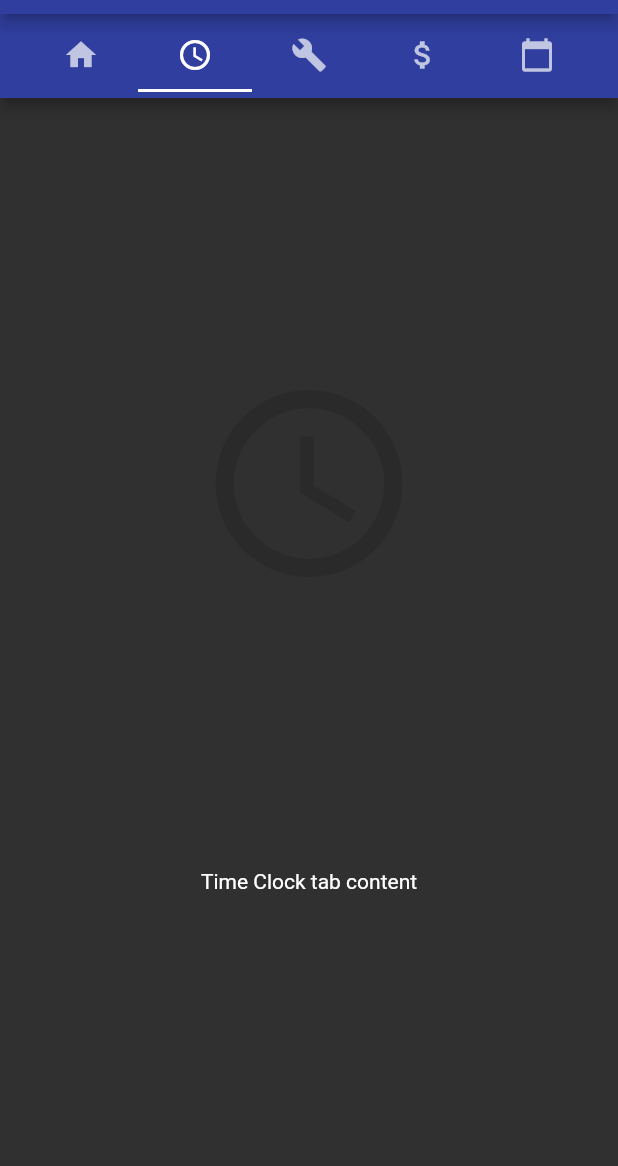
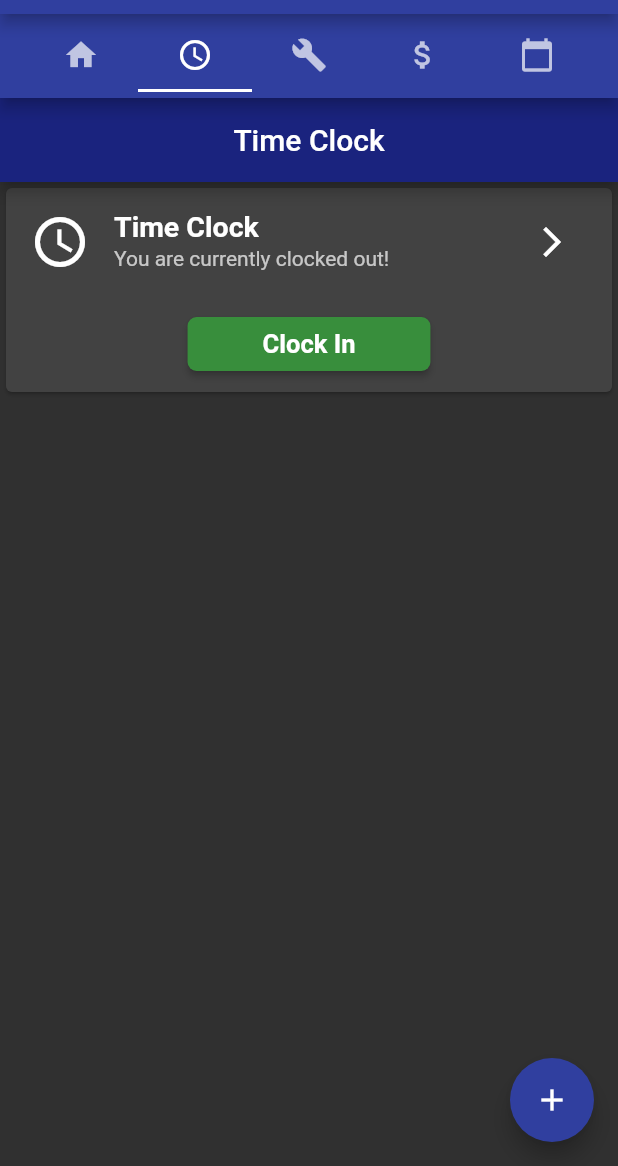
Before and after one commit to RyanKlatt/driver-manager-flutter, a Flutter app: the screen it shows after launch, tab 2 chosen, on a phone screen of 412 x 824 dp, the part 70-1236 px from its top. Run offline on Flutter 3.47's test engine with Material 2 defaults, Android fonts, the phone set to English and light mode, and no system bars; our stand-ins replace dynamic_theme.

Commit message:
working on changing theme colors dynamically

```diff
--- a/lib/main.dart
+++ b/lib/main.dart
@@ -1,4 +1,6 @@
 import 'package:flutter/material.dart';
+import 'package:dynamic_theme/dynamic_theme.dart';
+
 import 'pages/home_page.dart';
 import 'pages/time_clock.dart';
 import 'pages/calendar.dart';
@@ -11,28 +13,54 @@ class DriverManager extends StatelessWidget {
   // This widget is the root of your application.
   @override
   Widget build(BuildContext context) {
-    return new MaterialApp(
-      title: 'Driver Manager',
-      theme: new ThemeData(
-        primaryColor: Colors.indigo[700],
-        accentColor: Colors.grey[800],
-        brightness: Brightness.dark
-      ),
-      home: MyHomePage(title: "Driver Manager"),
-    );
+    return new DynamicTheme(
+        defaultBrightness: Brightness.dark,
+        data: (brightness) => new ThemeData(
+              primaryColor: Colors.indigo[700],
+              accentColor: Colors.grey[800],
+              primaryColorDark: Colors.indigo[900],
+              brightness: brightness,
+            ),
+        themedWidgetBuilder: (context, theme) {
+          return new MaterialApp(
+            title: 'Driver Manager',
+            theme: theme,
+            home: new MyHomePage(title: 'Driver Manager'),
+          );
+        });
   }
 }
 
-class MyHomePage extends StatelessWidget {
+class MyHomePage extends StatefulWidget {
   final String title;
 
   MyHomePage({Key key, this.title}) : super(key: key);
 
   @override
+  State<StatefulWidget> createState() {
+    // TODO: implement createState
+    return _AppHomeState();
+  }
+}
+
+class _AppHomeState extends State<MyHomePage> {
+  @override
   Widget build(BuildContext context) {
+    void changeColor() {
+      DynamicTheme.of(context).setThemeData(new ThemeData(
+          accentColor: Theme.of(context).accentColor == Colors.white
+              ? Colors.grey[800]
+              : Colors.white,
+          brightness: Theme.of(context).brightness == Brightness.light
+              ? Brightness.dark
+              : Brightness.light,
+          primaryColor: Colors.indigo[700],
+          primaryColorDark: Colors.indigo[900]));
+    }
+
     return Scaffold(
         appBar: new AppBar(
-          title: Text(title),
+          title: Text(widget.title),
           centerTitle: true,
         ),
         drawer: Drawer(
@@ -43,8 +71,10 @@ class MyHomePage extends StatelessWidget {
                   "Ryan Klatt",
                   textAlign: TextAlign.justify,
                   textScaleFactor: 2.0,
+                  style: new TextStyle(color: Colors.white),
                 ),
-                decoration: BoxDecoration(color: Theme.of(context).primaryColor),
+                decoration:
+                    BoxDecoration(color: Theme.of(context).primaryColor),
               ),
               ListTile(
                 title: Text("Profile"),
@@ -57,7 +87,7 @@ class MyHomePage extends StatelessWidget {
                 title: Text("Settings"),
                 leading: Icon(Icons.settings),
                 onTap: () {
-                  Navigator.pop(context);
+                  changeColor();
                 },
               ),
               ListTile(
--- a/lib/pages/home_page.dart
+++ b/lib/pages/home_page.dart
@@ -1,41 +1,61 @@
 import 'package:flutter/material.dart';
 
-class Home extends StatelessWidget {
+class Home extends StatefulWidget {
   @override
-  Widget build(BuildContext context) => new ListView (
-    children: [Card(
+  State<StatefulWidget> createState() {
+    // TODO: implement createState
+    return _HomeState();
+  }
+}
+
+class _HomeState extends State<Home> {
+  @override
+  Widget build(BuildContext context) => new ListView(
+        children: [
+          Card(
             color: Theme.of(context).accentColor,
             child: new Column(
               mainAxisSize: MainAxisSize.min,
               children: <Widget>[
                 new ListTile(
-            onTap: (){
+                  onTap: () {
                     print('hello');
                   },
-            leading: Icon(Icons.access_time, size: 40.0,),
+                  leading: Icon(
+                    Icons.access_time,
+                    size: 40.0,
+                  ),
                   trailing: IconButton(
                     icon: Icon(Icons.arrow_forward_ios),
                     onPressed: () {
                       print('hello');
                     },
                   ),
-            title: Text('Time Clock',
-            style: new TextStyle(fontSize: 19.0, fontWeight: FontWeight.bold),),
+                  title: Text(
+                    'Time Clock',
+                    style: new TextStyle(
+                        fontSize: 19.0, fontWeight: FontWeight.bold),
+                  ),
                   subtitle: Text('You are currently clocked out!'),
                 ),
-          new ButtonTheme.bar( // make buttons use the appropriate styles for cards
+                new ButtonTheme.bar(
+                  // make buttons use the appropriate styles for cards
                   child: new ButtonBar(
                     alignment: MainAxisAlignment.center,
                     children: <Widget>[
                       new RaisedButton(
-                  child: new Text('Clock In',
-                  style: new TextStyle(fontWeight: FontWeight.bold, fontSize: 17.0),),
+                        child: new Text(
+                          'Clock In',
+                          style: new TextStyle(
+                              fontWeight: FontWeight.bold, fontSize: 17.0),
+                        ),
                         textColor: Colors.white,
                         color: Colors.green[700],
                         splashColor: Colors.green,
                         padding: EdgeInsets.symmetric(horizontal: 50.0),
-                  shape: RoundedRectangleBorder(borderRadius: BorderRadius.circular(6.0)),
-                  onPressed: () { /* ... */ },
+                        shape: RoundedRectangleBorder(
+                            borderRadius: BorderRadius.circular(6.0)),
+                        onPressed: () {/* ... */},
                       ),
                     ],
                   ),
@@ -49,33 +69,44 @@ class Home extends StatelessWidget {
               mainAxisSize: MainAxisSize.min,
               children: <Widget>[
                 new ListTile(
-            onTap: (){
+                  onTap: () {
                     print('hello');
                   },
-            leading: Icon(Icons.build, size: 40.0,),
+                  leading: Icon(
+                    Icons.build,
+                    size: 40.0,
+                  ),
                   trailing: IconButton(
                     icon: Icon(Icons.arrow_forward_ios),
                     onPressed: () {
                       print('hello');
                     },
                   ),
-            title: new Text('Maintenance',
-            style: new TextStyle(fontSize: 19.0, fontWeight: FontWeight.bold),),
+                  title: new Text(
+                    'Maintenance',
+                    style: new TextStyle(
+                        fontSize: 19.0, fontWeight: FontWeight.bold),
+                  ),
                   subtitle: const Text('Last Inspection - 7/31/2018'),
                 ),
-          new ButtonTheme.bar( // make buttons use the appropriate styles for cards
+                new ButtonTheme.bar(
+                  // make buttons use the appropriate styles for cards
                   child: new ButtonBar(
                     alignment: MainAxisAlignment.center,
                     children: <Widget>[
                       new FlatButton(
-                  child: new Text('Add Inspection',
-                  style: new TextStyle(fontWeight: FontWeight.bold, fontSize: 17.0),),
+                        child: new Text(
+                          'Add Inspection',
+                          style: new TextStyle(
+                              fontWeight: FontWeight.bold, fontSize: 17.0),
+                        ),
                         textColor: Colors.white,
                         color: Colors.grey[600],
                         splashColor: Colors.grey[400],
                         padding: EdgeInsets.symmetric(horizontal: 25.0),
-                  shape: RoundedRectangleBorder(borderRadius: BorderRadius.circular(6.0)),
-                  onPressed: () { /* ... */ },
+                        shape: RoundedRectangleBorder(
+                            borderRadius: BorderRadius.circular(6.0)),
+                        onPressed: () {/* ... */},
                       ),
                     ],
                   ),
@@ -89,33 +120,44 @@ class Home extends StatelessWidget {
               mainAxisSize: MainAxisSize.min,
               children: <Widget>[
                 ListTile(
-            onTap: (){
+                  onTap: () {
                     print('hello');
                   },
-            leading: Icon(Icons.attach_money, size: 40.0,),
+                  leading: Icon(
+                    Icons.attach_money,
+                    size: 40.0,
+                  ),
                   trailing: IconButton(
                     icon: Icon(Icons.arrow_forward_ios),
                     onPressed: () {
                       print('hello');
                     },
                   ),
-            title: new Text('Expenses',
-            style: new TextStyle(fontSize: 19.0, fontWeight: FontWeight.bold),),
+                  title: new Text(
+                    'Expenses',
+                    style: new TextStyle(
+                        fontSize: 19.0, fontWeight: FontWeight.bold),
+                  ),
                   subtitle: const Text('Last Expense - 7/28/2018'),
                 ),
-          new ButtonTheme.bar( // make buttons use the appropriate styles for cards
+                new ButtonTheme.bar(
+                  // make buttons use the appropriate styles for cards
                   child: new ButtonBar(
                     alignment: MainAxisAlignment.center,
                     children: <Widget>[
                       new FlatButton(
-                  child: new Text('Add Expense',
-                  style: new TextStyle(fontWeight: FontWeight.bold, fontSize: 17.0),),
+                        child: new Text(
+                          'Add Expense',
+                          style: new TextStyle(
+                              fontWeight: FontWeight.bold, fontSize: 17.0),
+                        ),
                         color: Colors.grey[600],
                         textColor: Colors.white,
                         splashColor: Colors.grey[400],
                         padding: EdgeInsets.symmetric(horizontal: 35.0),
-                  shape: RoundedRectangleBorder(borderRadius: BorderRadius.circular(6.0)),
-                  onPressed: () { /* ... */ },
+                        shape: RoundedRectangleBorder(
+                            borderRadius: BorderRadius.circular(6.0)),
+                        onPressed: () {/* ... */},
                       ),
                     ],
                   ),
@@ -129,22 +171,26 @@ class Home extends StatelessWidget {
               mainAxisSize: MainAxisSize.min,
               children: <Widget>[
                 new ListTile(
-            onTap: (){
+                  onTap: () {
                     print('hello');
                   },
-            leading: Icon(Icons.calendar_today, size:40.0),
+                  leading: Icon(Icons.calendar_today, size: 40.0),
                   trailing: IconButton(
                     icon: Icon(Icons.arrow_forward_ios),
                     onPressed: () {
                       print('hello');
                     },
                   ),
-            title: new Text('Calendar',
-            style: new TextStyle(fontSize: 19.0, fontWeight: FontWeight.bold),),
+                  title: new Text(
+                    'Calendar',
+                    style: new TextStyle(
+                        fontSize: 19.0, fontWeight: FontWeight.bold),
+                  ),
                   subtitle: const Text('Meeting - 8/8/2018'),
                 ),
               ],
             ),
-    ),],
+          ),
+        ],
       );
 }
--- a/lib/pages/time_clock.dart
+++ b/lib/pages/time_clock.dart
@@ -1,19 +1,82 @@
 import 'package:flutter/material.dart';
 
-class TimeClock extends StatelessWidget {
+class TimeClock extends StatefulWidget {
   @override
-  Widget build(BuildContext context) => new Container(
-    child: new Column(
-      crossAxisAlignment: CrossAxisAlignment.center,
-      mainAxisAlignment: MainAxisAlignment.spaceEvenly,
-      children: <Widget>[
-        new Icon(
-          Icons.access_time,
-          size: 150.0,
-          color: Colors.black12
+  State<StatefulWidget> createState() {
+    // TODO: implement createState
+    return _TimeClockState();
+  }
+}
+
+class _TimeClockState extends State<TimeClock> {
+  @override
+  Widget build(BuildContext context) {
+    return Scaffold(
+      appBar: AppBar(
+        backgroundColor: Theme.of(context).primaryColorDark,
+        centerTitle: true,
+        title: Text(
+          "Time Clock",
         ),
-        new Text('Time Clock tab content')
-      ],
-    )
-  );
+      ),
+      body: ListView(children: [
+        Card(
+          color: Theme.of(context).accentColor,
+          child: new Column(
+            mainAxisSize: MainAxisSize.min,
+            children: <Widget>[
+              new ListTile(
+                onTap: () {
+                  print('hello');
+                },
+                leading: Icon(
+                  Icons.access_time,
+                  size: 40.0,
+                ),
+                trailing: IconButton(
+                  icon: Icon(Icons.arrow_forward_ios),
+                  onPressed: () {
+                    print('hello');
+                  },
+                ),
+                title: Text(
+                  'Time Clock',
+                  style: new TextStyle(
+                      fontSize: 19.0, fontWeight: FontWeight.bold),
+                ),
+                subtitle: Text('You are currently clocked out!'),
+              ),
+              new ButtonTheme.bar(
+                // make buttons use the appropriate styles for cards
+                child: new ButtonBar(
+                  alignment: MainAxisAlignment.center,
+                  children: <Widget>[
+                    new RaisedButton(
+                      child: new Text(
+                        'Clock In',
+                        style: new TextStyle(
+                            fontWeight: FontWeight.bold, fontSize: 17.0),
+                      ),
+                      textColor: Colors.white,
+                      color: Colors.green[700],
+                      splashColor: Colors.green,
+                      padding: EdgeInsets.symmetric(horizontal: 50.0),
+                      shape: RoundedRectangleBorder(
+                          borderRadius: BorderRadius.circular(6.0)),
+                      onPressed: () {/* ... */},
+                    ),
+                  ],
+                ),
+              ),
+            ],
+          ),
+        ),
+      ]),
+      floatingActionButton: new FloatingActionButton(
+          onPressed: () {},
+          child: Icon(Icons.add),
+          foregroundColor: Colors.white,
+          backgroundColor: Theme.of(context).primaryColor),
+    );
+  }
 }
--- a/pubspec.yaml
+++ b/pubspec.yaml
@@ -4,6 +4,10 @@ description: A new Flutter project.
 dependencies:
   flutter:
     sdk: flutter
+
+  dynamic_theme:
+    git:
+      url: git://github.com/Norbert515/dynamic_theme.git
 
   # The following adds the Cupertino Icons font to your application.
   # Use with the CupertinoIcons class for iOS style icons.
```
Also changed, not shown: pubspec.lock. Lines whose indentation alone changed are shown as unchanged.
